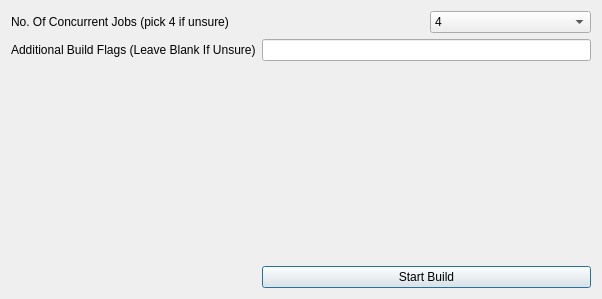
This is SM64LinuxLauncher-qt/launcher/ui/flags.ui in ezntek/SM64LinuxLauncher-qt as Qt 5 draws it before an edit. The edited form follows.
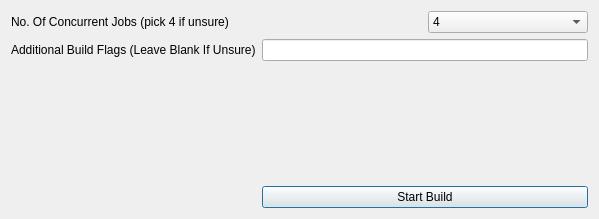
This is the edited form.

```diff
--- a/SM64LinuxLauncher-qt/launcher/ui/flags.ui
+++ b/SM64LinuxLauncher-qt/launcher/ui/flags.ui
@@ -6,8 +6,8 @@
    <rect>
     <x>0</x>
     <y>0</y>
-    <width>602</width>
-    <height>299</height>
+    <width>599</width>
+    <height>219</height>
    </rect>
   </property>
   <property name="windowTitle">
```
Left out of the diff: 17 changed lines with no effect on the pictures.
